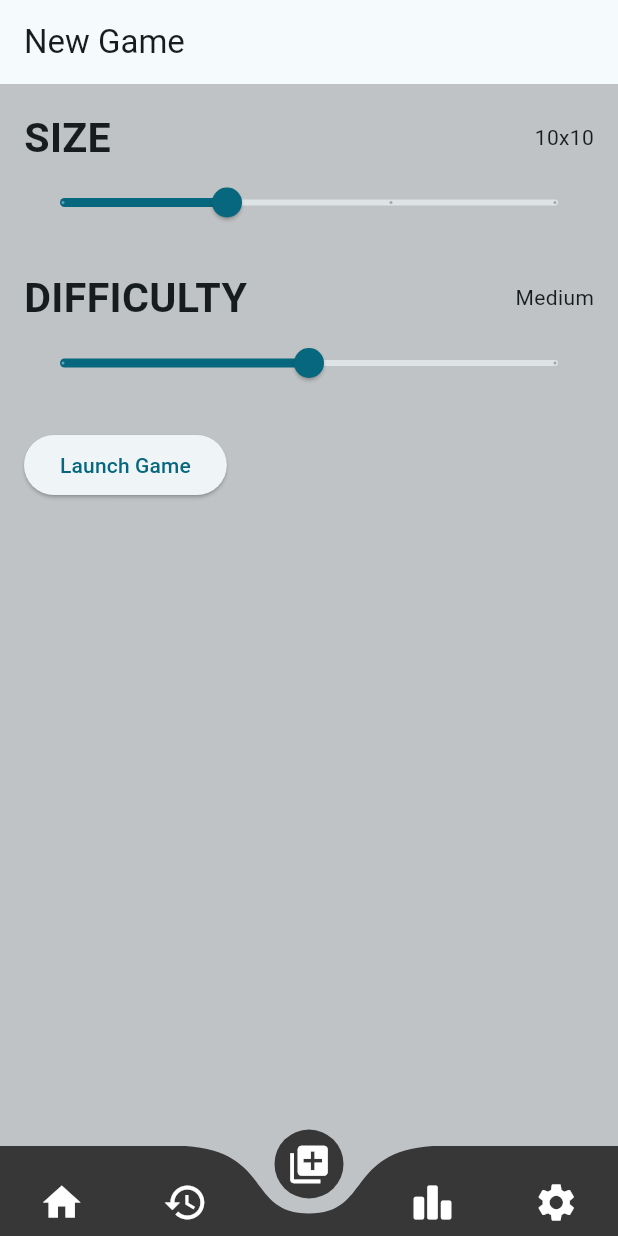
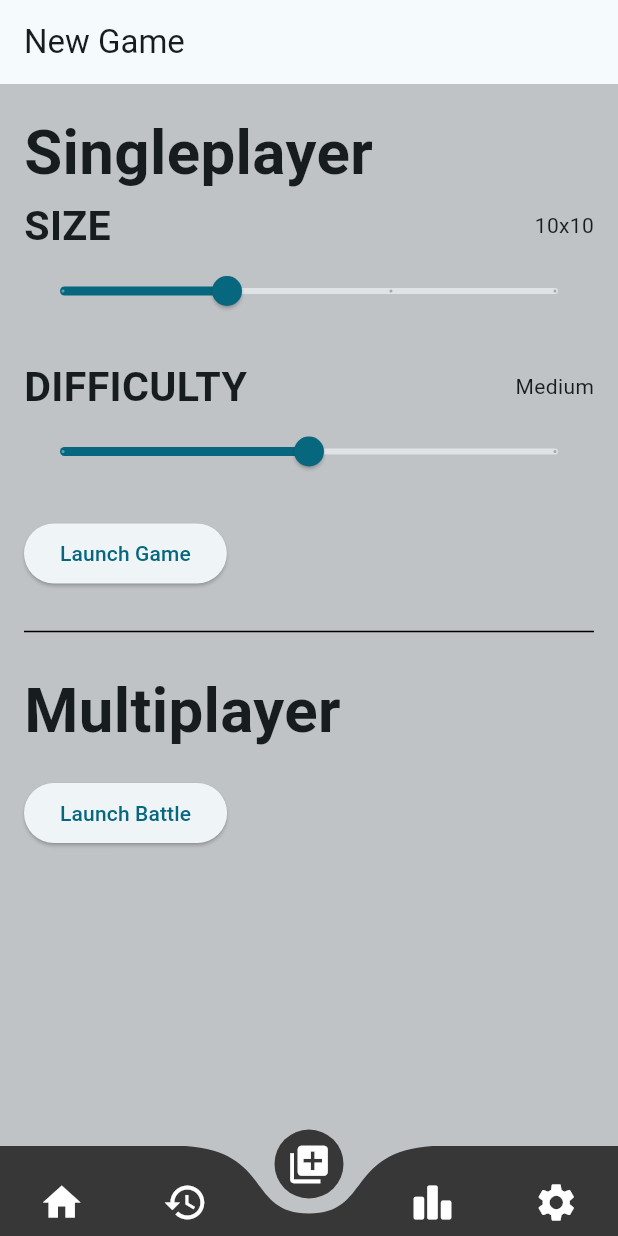
Before and after one commit to Affell/akari-flutter, a Flutter app: the NewGame screen opened directly, on a phone screen of 412 x 824 dp. Run offline on Flutter 3.47's test engine with Material 3 defaults, Android fonts, the phone set to English and light mode, and no system bars; drawn by our look-alikes of curved_navigation_bar; our stand-ins replace just_audio, shared_preferences, sqflite, tuple; accounts and stored records are empty.

Commit message:
Update New Game menu

```diff
--- a/lib/views/newGame.dart
+++ b/lib/views/newGame.dart
@@ -1,3 +1,5 @@
+import 'dart:ui';
+
 import 'package:akari/utils/save.dart';
 import 'package:akari/views/game.dart';
 import 'package:akari/views/history.dart';
@@ -81,6 +83,13 @@ class _NewGamePageState extends State<NewGame> {
         child: Column(
           crossAxisAlignment: CrossAxisAlignment.start,
           children: [
+            Text(
+              'Singleplayer',
+              style: TextStyle(
+                fontSize: width / 10,
+                fontWeight: FontWeight.bold,
+              ),
+            ),
             Row(
               mainAxisAlignment: MainAxisAlignment.spaceBetween,
               children: [
@@ -137,17 +146,33 @@ class _NewGamePageState extends State<NewGame> {
               onPressed: _launchGame,
               child: const Text('Launch Game'),
             ),
+            const SizedBox(height: 20),
+            const Divider(
+              color: Colors.black,
+            ),
+            const SizedBox(height: 15),
+            Text(
+              'Multiplayer',
+              style: TextStyle(
+                fontSize: width / 10,
+                fontWeight: FontWeight.bold,
+              ),
+            ),
+            const SizedBox(height: 15),
+            ElevatedButton(
+              onPressed: _launchGame,
+              child: const Text('Launch Battle'),
+            ),
           ],
         ),
       ),
-
-        bottomNavigationBar: CurvedNavigationBar(
+      bottomNavigationBar: CurvedNavigationBar(
         index: currentPageIndex,
         color: const Color.fromARGB(255, 55, 55, 55),
         backgroundColor: const Color.fromARGB(0, 0, 0, 0),
-        buttonBackgroundColor: Color.fromARGB(255, 55, 55, 55),
+        buttonBackgroundColor: const Color.fromARGB(255, 55, 55, 55),
         height: 60,
-        items: <Widget>[
+        items: const <Widget>[
           Icon(Icons.home, size: 30, color: Colors.white),
           Icon(Icons.history, size: 30, color: Colors.white),
           Icon(Icons.library_add, size: 30, color: Colors.white),
@@ -163,37 +188,35 @@ class _NewGamePageState extends State<NewGame> {
           if (index == 0 && ModalRoute.of(context)?.settings.name != '/') {
             Navigator.pushReplacement(
               context,
-              MaterialPageRoute(builder: (context) => Home(title: "Akari")),
+              MaterialPageRoute(
+                  builder: (context) => const Home(title: "Akari")),
             );
           } else if (index == 1 &&
               ModalRoute.of(context)?.settings.name != '/historical') {
             Navigator.pushReplacement(
               context,
               MaterialPageRoute(
-                  builder: (context) => History(mode: SaveMode.archive)),
+                  builder: (context) => const History(mode: SaveMode.archive)),
             );
-
           } else if (index == 2 &&
               ModalRoute.of(context)?.settings.name != '/newGame') {
             Navigator.pushReplacement(
               context,
-              MaterialPageRoute(
-                  builder: (context) => NewGame()),
+              MaterialPageRoute(builder: (context) => const NewGame()),
             );
-
-          }
-          else if (index == 3 &&
+          } else if (index == 3 &&
               ModalRoute.of(context)?.settings.name != '/leaderBoard') {
             Navigator.pushReplacement(
               context,
               MaterialPageRoute(
-                  builder: (context) => LeaderBoard(mode: SaveMode.archive)),
+                  builder: (context) =>
+                      const LeaderBoard(mode: SaveMode.archive)),
             );
           } else if (index == 4 &&
               ModalRoute.of(context)?.settings.name != '/settings') {
             Navigator.pushReplacement(
               context,
-              MaterialPageRoute(builder: (context) => Settings()),
+              MaterialPageRoute(builder: (context) => const Settings()),
             );
           }
         },
```
Also changed, not shown: lib/views/battle.dart (added).
